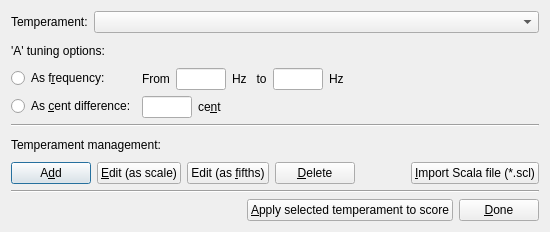
This is scales.ui in lasconic/temperament as Qt 5 draws it before an edit. The edited form follows.
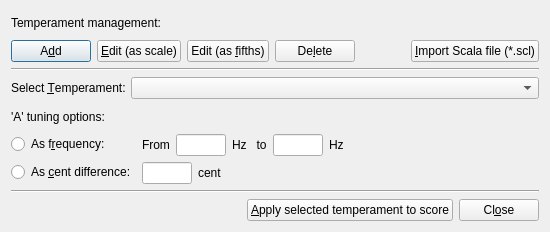
This is the edited form.

Commit message: Upgrade to Miwarre's latest version 0.3

Patch:
```diff
--- a/scales.ui
+++ b/scales.ui
@@ -14,6 +14,96 @@
    <string>Select a Temperament to Apply</string>
   </property>
   <layout class="QVBoxLayout" name="verticalLayout" stretch="0,0,0,0,0,0,0,1">
+   <item>
+    <widget class="QLabel" name="labelButtons">
+     <property name="text">
+      <string>Temperament management:</string>
+     </property>
+    </widget>
+   </item>
+   <item>
+    <layout class="QHBoxLayout" name="horizButtons">
+     <item>
+      <widget class="QPushButton" name="pushAdd">
+       <property name="enabled">
+        <bool>true</bool>
+       </property>
+       <property name="toolTip">
+        <string>Manually add a new temperament</string>
+       </property>
+       <property name="text">
+        <string>A&amp;dd</string>
+       </property>
+      </widget>
+     </item>
+     <item>
+      <widget class="QPushButton" name="pushEditScale">
+       <property name="enabled">
+        <bool>true</bool>
+       </property>
+       <property name="toolTip">
+        <string>Edit the selected temperament (in scale form)</string>
+       </property>
+       <property name="text">
+        <string>&amp;Edit (as scale)</string>
+       </property>
+      </widget>
+     </item>
+     <item>
+      <widget class="QPushButton" name="pushEditFifths">
+       <property name="toolTip">
+        <string>Edit the selected temperament (in circle of fifths form)</string>
+       </property>
+       <property name="text">
+        <string>Edit (as &amp;fifths)</string>
+       </property>
+      </widget>
+     </item>
+     <item>
+      <widget class="QPushButton" name="pushDelete">
+       <property name="enabled">
+        <bool>true</bool>
+       </property>
+       <property name="toolTip">
+        <string>Delete the selected temperament</string>
+       </property>
+       <property name="text">
+        <string>De&amp;lete</string>
+       </property>
+      </widget>
+     </item>
+     <item>
+      <spacer name="horizontalSpacer">
+       <property name="orientation">
+        <enum>Qt::Horizontal</enum>
+       </property>
+       <property name="sizeHint" stdset="0">
+        <size>
+         <width>40</width>
+         <height>20</height>
+        </size>
+       </property>
+      </spacer>
+     </item>
+     <item>
+      <widget class="QPushButton" name="pushImport">
+       <property name="toolTip">
+        <string>Import a Scala scale file and add it to the collection</string>
+       </property>
+       <property name="text">
+        <string>&amp;Import Scala file (*.scl)</string>
+       </property>
+      </widget>
+     </item>
+    </layout>
+   </item>
+   <item>
+    <widget class="Line" name="line">
+     <property name="orientation">
+      <enum>Qt::Horizontal</enum>
+     </property>
+    </widget>
+   </item>
    <item>
     <layout class="QFormLayout" name="formTemper">
      <property name="fieldGrowthPolicy">
@@ -25,7 +115,10 @@
      <item row="1" column="0">
       <widget class="QLabel" name="labelTemper">
        <property name="text">
-        <string>Temperament:</string>
+        <string>Select &amp;Temperament:</string>
+       </property>
+       <property name="buddy">
+        <cstring>comboTemper</cstring>
        </property>
       </widget>
      </item>
@@ -191,7 +284,7 @@
        <item>
         <widget class="QLabel" name="labelCent">
          <property name="text">
-          <string>ce&amp;nt</string>
+          <string>cent</string>
          </property>
          <property name="buddy">
           <cstring>lineCent</cstring>
@@ -215,96 +308,6 @@
      </item>
     </layout>
    </item>
-   <item>
-    <widget class="Line" name="line">
-     <property name="orientation">
-      <enum>Qt::Horizontal</enum>
-     </property>
-    </widget>
-   </item>
-   <item>
-    <widget class="QLabel" name="labelButtons">
-     <property name="text">
-      <string>Temperament management:</string>
-     </property>
-    </widget>
-   </item>
-   <item>
-    <layout class="QHBoxLayout" name="horizButtons">
-     <item>
-      <widget class="QPushButton" name="pushAdd">
-       <property name="enabled">
-        <bool>true</bool>
-       </property>
-       <property name="toolTip">
-        <string>Manually add a new temperament</string>
-       </property>
-       <property name="text">
-        <string>A&amp;dd</string>
-       </property>
-      </widget>
-     </item>
-     <item>
-      <widget class="QPushButton" name="pushEditScale">
-       <property name="enabled">
-        <bool>true</bool>
-       </property>
-       <property name="toolTip">
-        <string>Edit the selected temperament (in scale form)</string>
-       </property>
-       <property name="text">
-        <string>&amp;Edit (as scale)</string>
-       </property>
-      </widget>
-     </item>
-     <item>
-      <widget class="QPushButton" name="pushEditFifths">
-       <property name="toolTip">
-        <string>Edit the selected temperament (in circle of fifths form)</string>
-       </property>
-       <property name="text">
-        <string>Edit (as &amp;fifths)</string>
-       </property>
-      </widget>
-     </item>
-     <item>
-      <widget class="QPushButton" name="pushDelete">
-       <property name="enabled">
-        <bool>true</bool>
-       </property>
-       <property name="toolTip">
-        <string>Delete the selected temperament</string>
-       </property>
-       <property name="text">
-        <string>&amp;Delete</string>
-       </property>
-      </widget>
-     </item>
-     <item>
-      <spacer name="horizontalSpacer">
-       <property name="orientation">
-        <enum>Qt::Horizontal</enum>
-       </property>
-       <property name="sizeHint" stdset="0">
-        <size>
-         <width>40</width>
-         <height>20</height>
-        </size>
-       </property>
-      </spacer>
-     </item>
-     <item>
-      <widget class="QPushButton" name="pushImport">
-       <property name="toolTip">
-        <string>Import a Scala scale file and add it to the collection</string>
-       </property>
-       <property name="text">
-        <string>&amp;Import Scala file (*.scl)</string>
-       </property>
-      </widget>
-     </item>
-    </layout>
-   </item>
    <item>
     <widget class="Line" name="line_2">
      <property name="orientation">
@@ -340,7 +343,7 @@
         <string>Exit without applying any temperament</string>
        </property>
        <property name="text">
-        <string>&amp;Done</string>
+        <string>Cl&amp;ose</string>
        </property>
       </widget>
      </item>
```
The commit also changes 2 other files.
